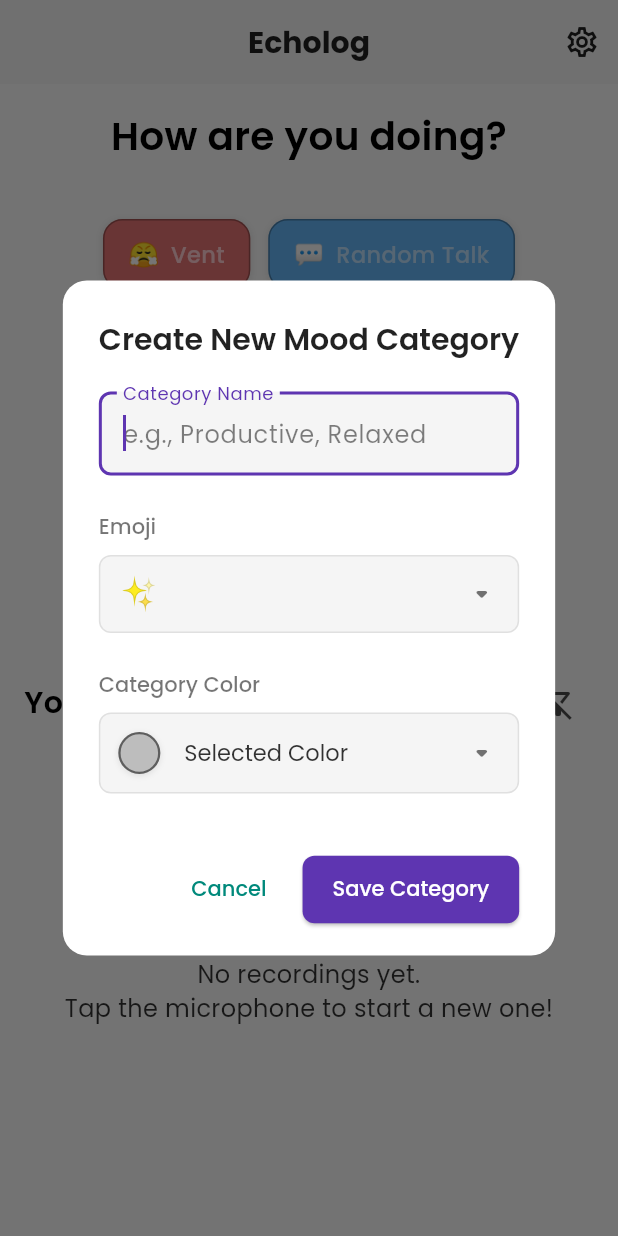
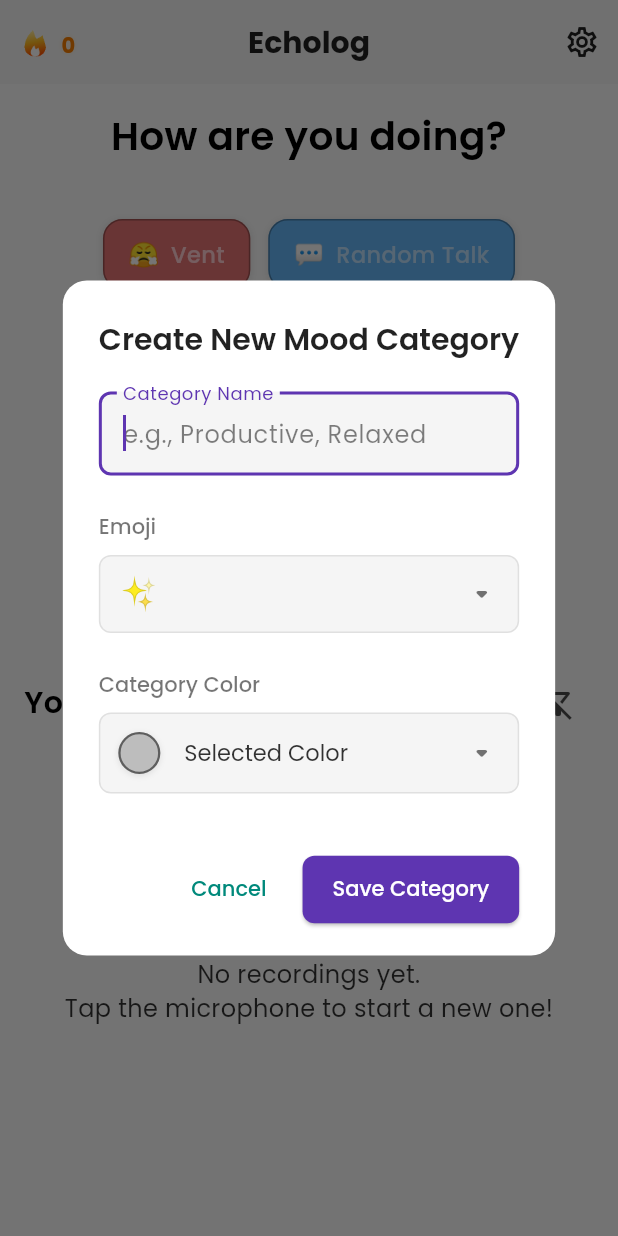
Before and after one commit to AnexDev1/EchoLog, a Flutter app: the screen it shows after launch, after a tap on "Add New", on a phone screen of 412 x 824 dp. Run offline on Flutter 3.47's test engine with Material 3 defaults, Android fonts, the phone set to English and light mode, and no system bars; our stand-ins replace file_picker, flutter_colorpicker, flutter_secure_storage, google_fonts, hive, hive_flutter and 3 more; missing offline and left inert: emoji_selector, flutter_sound, home_widget; accounts and stored records are empty.

Commit message:
feat: Add Streak feature with StreakProvider and StreakWidget, including GIF assets

```diff
--- a/lib/home_screen.dart
+++ b/lib/home_screen.dart
@@ -10,6 +10,7 @@ import 'package:echolog/models/custom_category.dart';
 import 'package:echolog/models/filter_state.dart';
 import 'package:echolog/models/recording_entry.dart';
 import 'package:echolog/providers/playback_provider.dart';
+import 'package:echolog/providers/streak_provider.dart';
 import 'package:echolog/services/password_service.dart';
 import 'package:echolog/services/recording_service.dart';
 import 'package:echolog/settings_screen.dart';
@@ -22,6 +23,7 @@ import 'package:echolog/widgets/filter_bottom_sheet_widget.dart';
 import 'package:echolog/widgets/recording_controls_widget.dart';
 import 'package:echolog/widgets/recordings_list_view.dart';
 import 'package:echolog/widgets/save_recording_dialog.dart';
+import 'package:echolog/widgets/streak_widget.dart';
 import 'package:flutter/material.dart';
 import 'package:flutter_sound/flutter_sound.dart';
 import 'package:google_fonts/google_fonts.dart';
@@ -1047,6 +1049,11 @@ class _HomeScreenState extends State<HomeScreen> with TickerProviderStateMixin {
   Widget _buildAppBar(BuildContext context) {
     final theme = Theme.of(context);
     Widget appBarWidget = AppBar(
+      leading: Consumer<StreakProvider>(
+        builder: (context, streakProvider, _) {
+          return StreakWidget(streak: streakProvider.streak);
+        },
+      ),
       title: Text(
         'Echolog',
         style: GoogleFonts.poppins(fontWeight: FontWeight.bold),
@@ -1157,6 +1164,7 @@ class _HomeScreenState extends State<HomeScreen> with TickerProviderStateMixin {
                         ),
                       ),
                     ),
+
                     const SizedBox(height: 25),
                     CategorySelectorWidget(
                       predefinedCategories: _predefinedCategories,
--- a/lib/main.dart
+++ b/lib/main.dart
@@ -1,3 +1,4 @@
+import 'package:echolog/providers/streak_provider.dart';
 import 'package:echolog/services/recording_service.dart';
 import 'package:echolog/utils/color_adapter.dart';
 import 'package:echolog/utils/duration_adapter.dart';
@@ -49,6 +50,7 @@ Future<void> main() async {
       // Use MultiProvider if you have more than one
       providers: [
         ChangeNotifierProvider(create: (_) => ThemeProvider()),
+        ChangeNotifierProvider(create: (_) => StreakProvider()),
         ChangeNotifierProvider(create: (_) => PlaybackProvider()), // ADD THIS
       ],
       child: const MyApp(),
--- /dev/null
+++ b/lib/widgets/streak_widget.dart
@@ -0,0 +1,63 @@
+import 'package:flutter/material.dart';
+
+class StreakWidget extends StatefulWidget {
+  final int streak;
+  const StreakWidget({super.key, required this.streak});
+
+  @override
+  State<StreakWidget> createState() => _StreakWidgetState();
+}
+
+class _StreakWidgetState extends State<StreakWidget>
+    with SingleTickerProviderStateMixin {
+  int _oldStreak = 0;
+
+  @override
+  void initState() {
+    super.initState();
+    _oldStreak = widget.streak;
+  }
+
+  @override
+  void didUpdateWidget(covariant StreakWidget oldWidget) {
+    super.didUpdateWidget(oldWidget);
+    if (widget.streak != oldWidget.streak) {
+      _oldStreak = oldWidget.streak;
+    }
+  }
+
+  @override
+  Widget build(BuildContext context) {
+    final streak = widget.streak;
+    return Row(
+      mainAxisSize: MainAxisSize.min,
+      mainAxisAlignment: MainAxisAlignment.center,
+      crossAxisAlignment: CrossAxisAlignment.center,
+      children: [
+        SizedBox(
+          width: 35,
+          height: 52,
+          child: Image.asset('assets/gif/streak.gif', fit: BoxFit.contain),
+        ),
+        TweenAnimationBuilder<int>(
+          tween: IntTween(begin: _oldStreak, end: streak),
+          duration: const Duration(milliseconds: 700),
+          builder: (context, value, child) => Padding(
+            padding: const EdgeInsets.only(top: 5.0),
+            child: Text(
+              '$value',
+              style: TextStyle(
+                fontWeight: FontWeight.bold,
+                color: Colors.orange.shade700,
+                fontSize: 14,
+                shadows: [
+                  Shadow(color: Colors.orange.withOpacity(0.2), blurRadius: 4),
+                ],
+              ),
+            ),
+          ),
+        ),
+      ],
+    );
+  }
+}
--- a/pubspec.yaml
+++ b/pubspec.yaml
@@ -44,6 +44,7 @@ flutter:
 
   assets:
     - assets/icon/
+    - assets/gif/
 
 flutter_launcher_icons:
   android: "launcher_icon"
```
Also changed, not shown: lib/providers/streak_provider.dart (added, +81 -0 lines), lib/widgets/recording_controls_widget.dart (+2 -14 lines), assets/gif/streak.gif (added).
